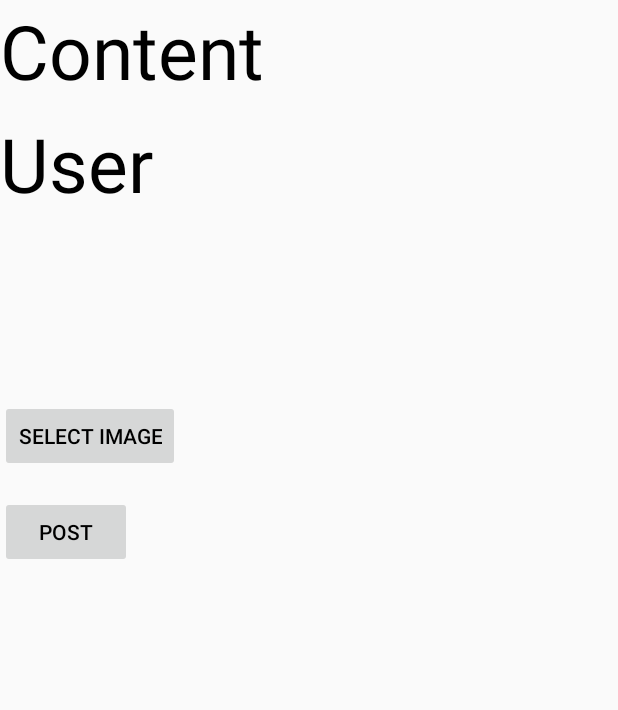
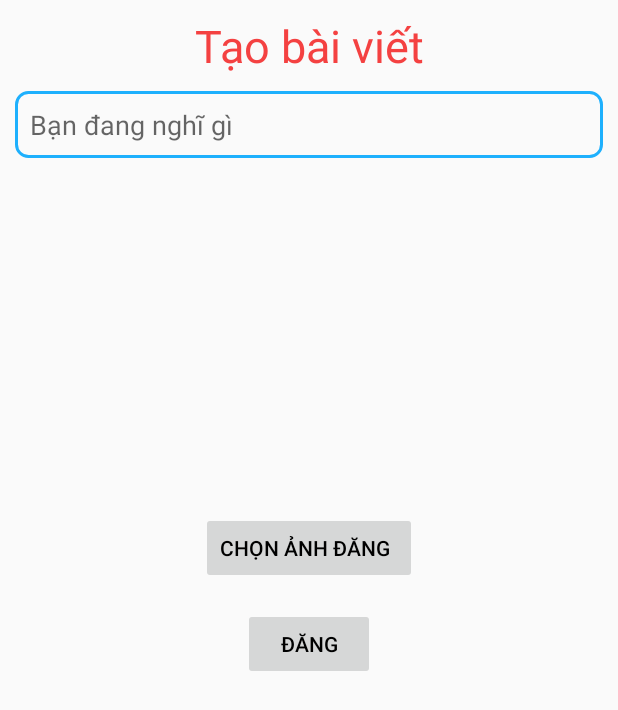
Before and after one commit to Hobao2k2/Lotus-, an Android app: the layout activity_add_post.xml on its own in the app's theme, with its tools: preview values and no code run, on a phone screen of 412 x 824 dp. Shown: the top 710 px of the screen. Run offline under Robolectric (Android 15) with nearby library versions, the phone set to English and light mode, and no system bars; Roboto replaces fonts that are not available here.

Commit message:
bao update 23/08/2023

```diff
--- a/app/src/main/java/com/example/lotus/data/network/ApiService.kt
+++ b/app/src/main/java/com/example/lotus/data/network/ApiService.kt
@@ -1,6 +1,7 @@
 package com.example.lotus.data.network
 
 import com.example.lotus.data.model.FriendId
+import com.example.lotus.data.model.Notification
 import com.example.lotus.data.model.receiverId
 import com.example.lotus.data.model.Post
 import com.example.lotus.data.model.PostUserString
@@ -60,4 +61,8 @@ interface ApiService {
 
     @POST("/post/like/{postId}")
     suspend fun likePost(@Path("postId")postId:String):PostUserString
+
+    @GET("/notification")
+    suspend fun getNotification(): List<Notification>
+
 }
--- /dev/null
+++ b/app/src/main/java/com/example/lotus/ui/adapter/dataItem/NotificationItem.kt
@@ -0,0 +1,3 @@
+package com.example.lotus.ui.adapter.dataItem
+
+data class NotificationItem(val image:String?,val userName:String,val message:String)
--- a/app/src/main/java/com/example/lotus/ui/viewModel/UserViewModel.kt
+++ b/app/src/main/java/com/example/lotus/ui/viewModel/UserViewModel.kt
@@ -48,15 +48,15 @@ class UserViewModel(private val userRepository: UserRepository) : ViewModel() {
         }
     }
 
-    fun addPost(content: String, user: String, imageFile: File?): Job {
+    fun addPost(content: String, imageFile: File?): Job {
         return viewModelScope.launch {
             try {
-                val data = userRepository.addPost(content, user, imageFile)
+                val data = userRepository.addPost(content,  imageFile)
                 _post.value = data
             } catch (e: Exception) {
                 e.printStackTrace()
                 // Xử lý lỗi nếu cần
-                _post.value = null // Hoặc có thể gán một giá trị mặc định/ lỗi nào đó
+                _post.value = null
             }
         }
     }
--- a/app/src/main/res/layout/activity_add_post.xml
+++ b/app/src/main/res/layout/activity_add_post.xml
@@ -8,30 +8,37 @@
     android:orientation="vertical"
     tools:context=".ui.view.AddPostActivity">
 
-    <!-- TextView để hiển thị nội dung bài viết -->
+
     <TextView
-        android:id="@+id/textViewContent"
-        android:layout_width="wrap_content"
+        android:layout_width="match_parent"
         android:layout_height="wrap_content"
-        android:text="Content"
-        android:textSize="50dp"
-        android:paddingBottom="8dp"/>
+        android:gravity="center"
+        android:textSize="30dp"
+        android:textColor="@color/red"
+        android:padding="10dp"
+        android:text="Tạo bài viết"/>
 
-    <!-- TextView để hiển thị tên người dùng -->
-    <TextView
-        android:id="@+id/textViewUser"
-        android:layout_width="wrap_content"
+    <EditText
+        android:id="@+id/edtContent"
+        android:layout_width="match_parent"
         android:layout_height="wrap_content"
-        android:text="User"
-        android:textSize="50dp"
-        android:paddingBottom="8dp"/>
+        android:padding="10dp"
+        android:layout_marginLeft="10dp"
+        android:layout_marginRight="10dp"
+        android:background="@drawable/blue_border"
+        android:inputType="text"
+        android:hint="Bạn đang nghĩ gì"
+        />
+
 
     <!-- ImageView để hiển thị hình ảnh -->
     <ImageView
         android:id="@+id/imageView"
-        android:layout_width="100dp"
-        android:layout_height="100dp"
+        android:layout_marginTop="20dp"
+        android:layout_width="200dp"
+        android:layout_height="200dp"
         android:layout_marginBottom="16dp"
+        android:layout_gravity="center"
         android:scaleType="centerCrop"/>
 
     <!-- Button để chọn hình ảnh -->
@@ -39,7 +46,8 @@
         android:id="@+id/buttonSelectImage"
         android:layout_width="wrap_content"
         android:layout_height="wrap_content"
-        android:text="Select Image"
+        android:text="Chọn ảnh đăng  "
+        android:layout_gravity="center"
         android:layout_marginBottom="16dp"/>
 
     <!-- Button để gửi bài viết -->
@@ -47,5 +55,6 @@
         android:id="@+id/buttonPost"
         android:layout_width="wrap_content"
         android:layout_height="wrap_content"
-        android:text="Post"/>
+        android:layout_gravity="center"
+        android:text="Đăng"/>
 </LinearLayout>
--- a/app/src/main/res/layout/image_view.xml
+++ b/app/src/main/res/layout/image_view.xml
@@ -8,6 +8,6 @@
         android:id="@+id/imgAvatarPost"
         android:layout_width="wrap_content"
         android:layout_height="wrap_content"
-        android:scaleType="center" />
+        android:scaleType="centerCrop" />
 
 </LinearLayout>
--- a/app/src/main/res/layout/item_type_2.xml
+++ b/app/src/main/res/layout/item_type_2.xml
@@ -47,7 +47,7 @@
         android:id="@+id/imgStub"
         android:layout_width="wrap_content"
         android:layout="@layout/image_view"
-        android:scaleType="center"
+        android:scaleType="centerCrop"
         android:layout_height="wrap_content"/>
 
     <RelativeLayout
```
Also changed, not shown: app/src/main/java/com/example/lotus/data/model/Notification.kt (added, +16 -0 lines), app/src/main/java/com/example/lotus/data/repository/UserRepository.kt (+6 -2 lines), app/src/main/java/com/example/lotus/ui/adapter/NotificaitonAdapter.kt (added, +49 -0 lines), app/src/main/java/com/example/lotus/ui/view/AddPostActivity.kt (+30 -47 lines), app/src/main/java/com/example/lotus/ui/view/HomePageActivity.kt (+7 -2 lines), app/src/main/java/com/example/lotus/ui/view/NotifyFragment.kt (+28 -2 lines), app/src/main/java/com/example/lotus/ui/view/SearchActivity.kt (+21 -3 lines), app/src/main/java/com/example/lotus/ui/view/UserDetailActivity.kt (+3 -7 lines), app/src/main/java/com/example/lotus/ui/viewModel/NotificationVIewModel.kt (added, +21 -0 lines), app/src/main/java/com/example/lotus/ui/viewModel/NotificationViewModelFactory.kt (added, +15 -0 lines), app/src/main/res/layout/fragment_notify.xml (+19 -2 lines), app/src/main/res/layout/item_notificaiton.xml (added, +47 -0 lines).
